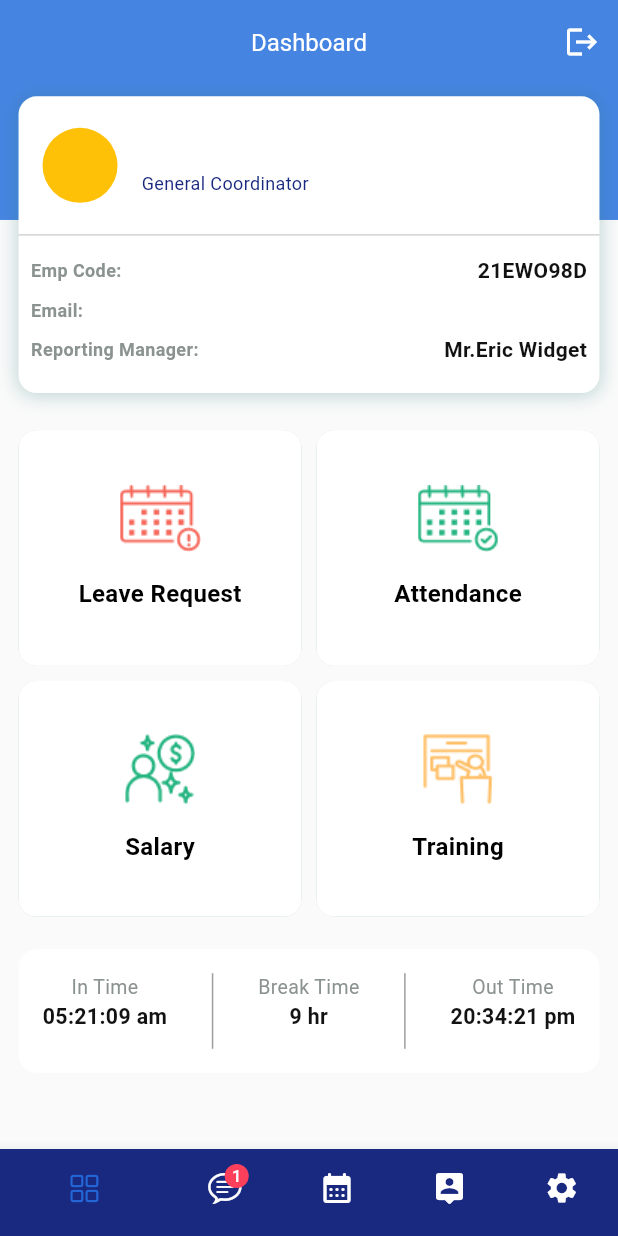
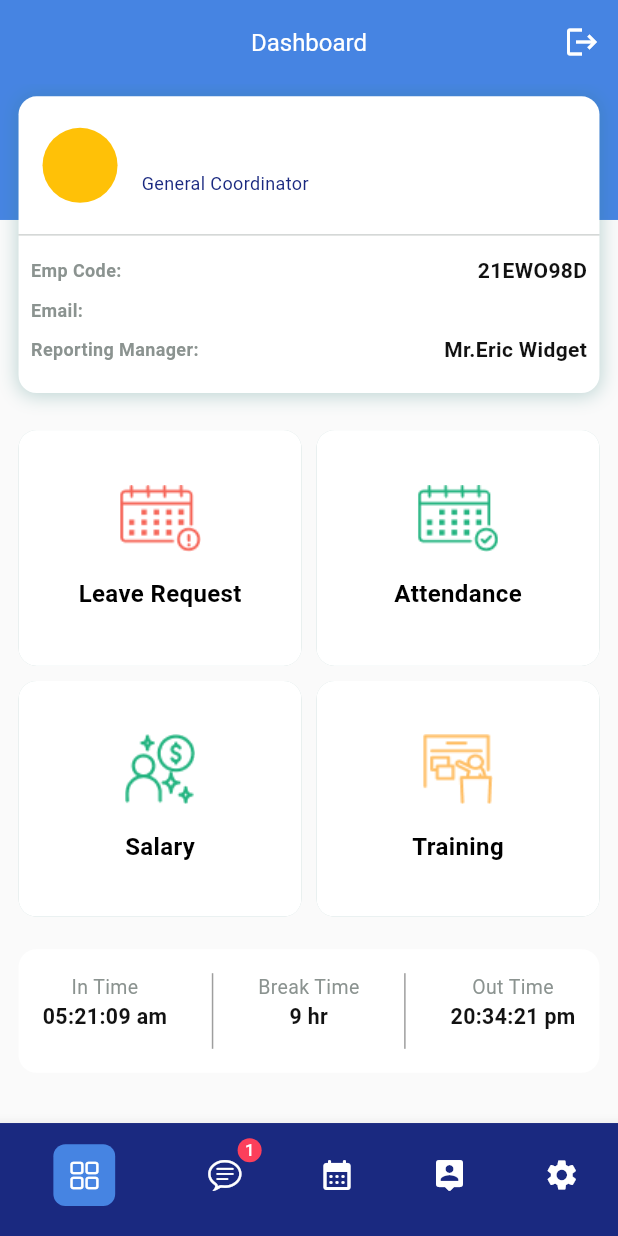
Before and after one commit to RDfahad/apphrmsnew, a Flutter app: the BottomNavigationScreen screen opened directly, on a phone screen of 412 x 824 dp. Run offline on Flutter 3.47's test engine with Material 2 defaults, Android fonts, the phone set to English and light mode, and no system bars; our stand-ins replace bloc, fl_chart, flutter_bloc, get_it, hive, hive_flutter; accounts and stored records are empty.

Commit message:
bottom navigation

```diff
--- a/lib/ui/screens/bottom_navigation/cubit/bottom_navigation_cubit.dart
+++ b/lib/ui/screens/bottom_navigation/cubit/bottom_navigation_cubit.dart
@@ -1,6 +1,6 @@
 import 'package:flutter_bloc/flutter_bloc.dart';
 
-enum BottomNavigationTabState { homeScreen, attendance, detailReports, profile }
+enum BottomNavigationTabState { homeScreen, attendance, detailReports, profile, setting }
 
 class BottomNavigationCubit extends Cubit<BottomNavigationTabState> {
   BottomNavigationCubit() : super(BottomNavigationTabState.homeScreen);
--- a/lib/ui/screens/bottom_navigation/screen/bottom_navigation_screen.dart
+++ b/lib/ui/screens/bottom_navigation/screen/bottom_navigation_screen.dart
@@ -1,6 +1,7 @@
 import 'package:flutter/cupertino.dart';
 import 'package:flutter/material.dart';
 import 'package:flutter_bloc/flutter_bloc.dart';
+import 'package:hr_emp_proj/utils/extension_methods.dart';
 import '../../dashboard/view/leave_request.dart';
 import '/ui/screens/bottom_navigation/cubit/bottom_navigation_cubit.dart';
 import '/ui/screens/dashboard/view/dashboard_screen.dart';
@@ -23,14 +24,22 @@ class BottomNavigationScreen extends StatelessWidget {
             body: _getBodyForTab(selectedTab),
             bottomNavigationBar: BottomNavigationBar(
               backgroundColor: Colors.black, // AppColor.secondaryButtonColor,
-              selectedItemColor: AppColor.primaryButtonColor,
+              selectedItemColor: AppColor.whiteColor,
               unselectedItemColor: AppColor.whiteColor,
               showSelectedLabels: false,
               showUnselectedLabels: false,
               currentIndex: selectedTab.index,
-              items: const [
+              items: [
                 BottomNavigationBarItem(
-                  icon: Icon(CupertinoIcons.square_grid_2x2),
+                  icon: Container(
+                    width: context.getScreenWidth * 0.1,
+                    height: context.getScreenHeight * 0.05,
+                    decoration: BoxDecoration(
+                        color: selectedTab.index == 0 ?  AppColor.primaryColor : Colors.transparent,
+                      borderRadius: BorderRadius.circular(8)
+                    ),
+                    child: Center(child: Icon(CupertinoIcons.square_grid_2x2,)),
+                  ),
                   label: 'Tab 1',
                 ),
                 BottomNavigationBarItem(
@@ -40,19 +49,54 @@ class BottomNavigationScreen extends StatelessWidget {
                         style: TextStyle(color: AppColor.primaryTextWhiteColor),
                       ),
                       backgroundColor: AppColor.redColor,
-                      child: Icon(CupertinoIcons.chat_bubble_text)),
+                      child: Container(
+                        width: context.getScreenWidth * 0.1,
+                        height: context.getScreenHeight * 0.05,
+                        decoration: BoxDecoration(
+                            color: selectedTab.index == 1 ?  AppColor.primaryColor : Colors.transparent,
+                            borderRadius: BorderRadius.circular(8)
+                        ),
+                        child: Center(child: Icon(CupertinoIcons.chat_bubble_text)),
+                      ),
+                      ),
                   label: 'Tab 2',
                 ),
                 BottomNavigationBarItem(
-                  icon: Icon(Icons.calendar_month_rounded),
+                  icon: Container(
+                    width: context.getScreenWidth * 0.1,
+                    height: context.getScreenHeight * 0.05,
+                    decoration: BoxDecoration(
+                        color: selectedTab.index == 2 ?  AppColor.primaryColor : Colors.transparent,
+                        borderRadius: BorderRadius.circular(8)
+                    ),
+                    child: Center(child:  Icon(Icons.calendar_month_rounded)),
+                  ),
                   label: 'Tab 3',
                 ),
                 BottomNavigationBarItem(
-                  icon: Icon(Icons.person_pin_rounded),
+                  icon:
+                  Container(
+                    width: context.getScreenWidth * 0.1,
+                    height: context.getScreenHeight * 0.05,
+                    decoration: BoxDecoration(
+                        color: selectedTab.index == 3 ?  AppColor.primaryColor : Colors.transparent,
+                        borderRadius: BorderRadius.circular(8)
+                    ),
+                    child: Center(child:  Icon(Icons.person_pin_rounded),),
+                  ),
                   label: 'Tab 4',
                 ),
                 BottomNavigationBarItem(
-                  icon: Icon(Icons.settings),
+                  icon:
+                  Container(
+                    width: context.getScreenWidth * 0.1,
+                    height: context.getScreenHeight * 0.05,
+                    decoration: BoxDecoration(
+                        color: selectedTab.index == 4 ?  AppColor.primaryColor : Colors.transparent,
+                        borderRadius: BorderRadius.circular(8)
+                    ),
+                    child: Center(child:  Icon(Icons.settings),),
+                  ),
                   label: 'Tab 5',
                 ),
               ],
@@ -79,6 +123,10 @@ class BottomNavigationScreen extends StatelessWidget {
         return Container(
           color: Colors.black,
         );
+        case BottomNavigationTabState.setting:
+        return Container(
+          color: Colors.black,
+        );
       default:
         return Container();
     }
```
Also changed, not shown: lib/ui/screens/authentication/view/login_screen.dart (+59 -6 lines).
